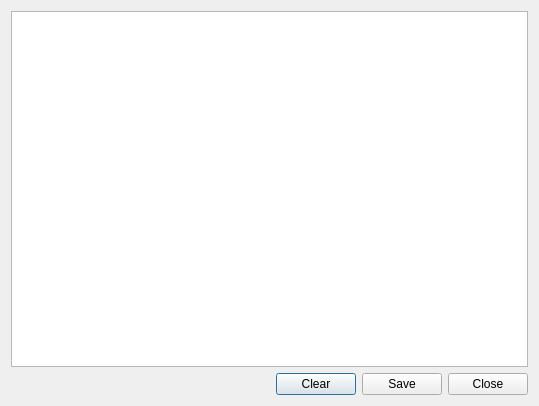
Old version of the form open_alaqs/ui/ui_logfile.ui in the repository eurocontrol-asu/open_alaqs.
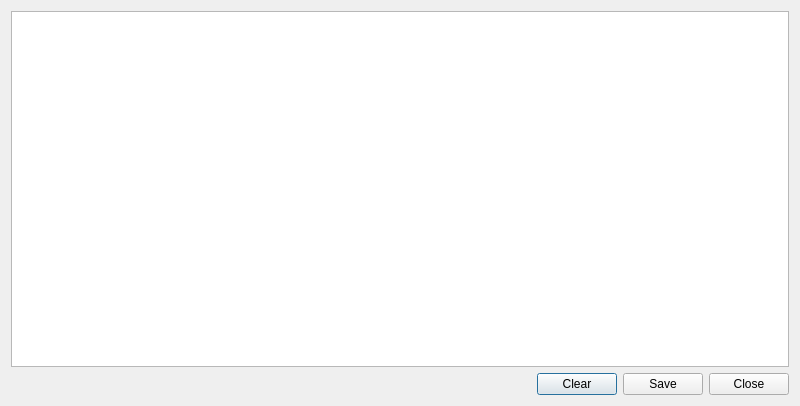
New version of the form.

Commit message: Make the logging panel wider

```diff
--- a/open_alaqs/ui/ui_logfile.ui
+++ b/open_alaqs/ui/ui_logfile.ui
@@ -6,7 +6,7 @@
    <rect>
     <x>0</x>
     <y>0</y>
-    <width>539</width>
+    <width>800</width>
     <height>406</height>
    </rect>
   </property>
```
